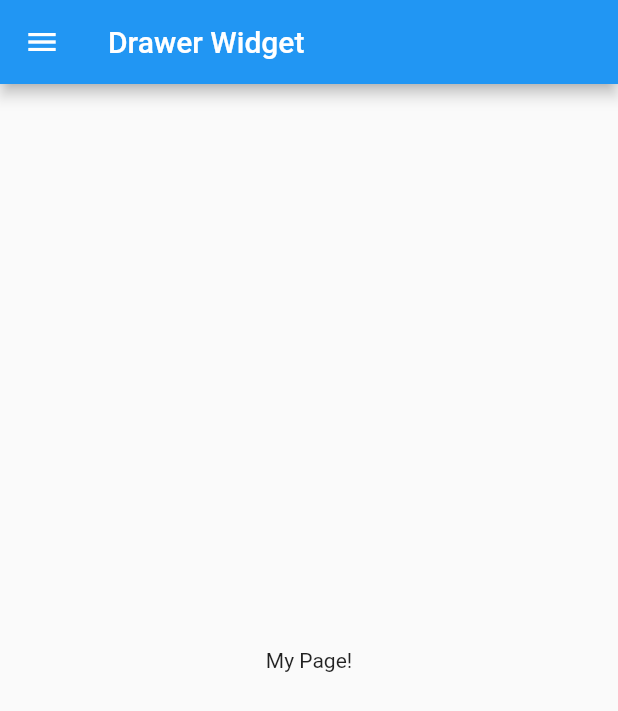
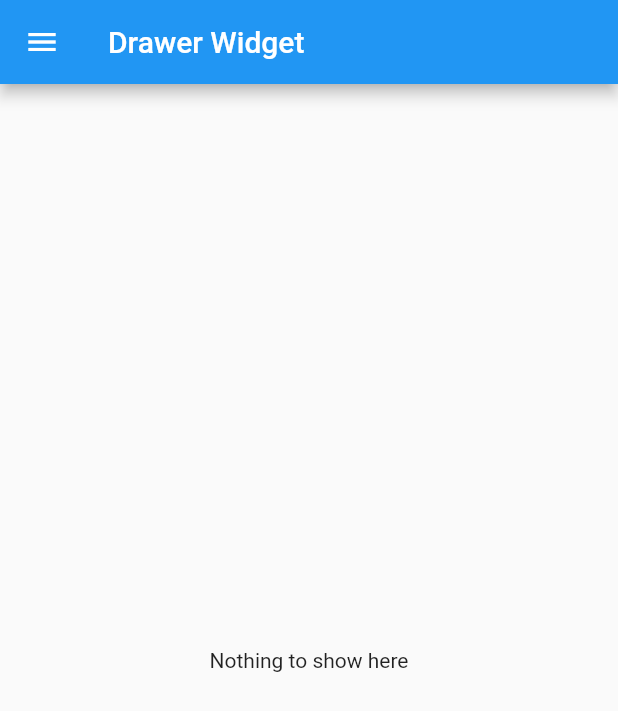
Before and after one commit to KimMontenegro/DrawerWidget, a Flutter app: the screen it shows after launch, on a phone screen of 412 x 824 dp. Shown: the top 711 px of the screen. Run offline on Flutter 3.47's test engine with Material 2 defaults, Android fonts, the phone set to English and light mode, and no system bars.

Commit message:
changed body

```diff
--- a/lib/main.dart
+++ b/lib/main.dart
@@ -18,7 +18,7 @@ class MyHomePage extends StatelessWidget {
       appBar: AppBar(
         title: Text("Drawer Widget"),
       ),
-      body: Center(child: Text('My Page!')),
+      body: Center(child: Text('Nothing to show here')),
       drawer: Drawer(
         child: ListView(
           padding: EdgeInsets.zero,
```
